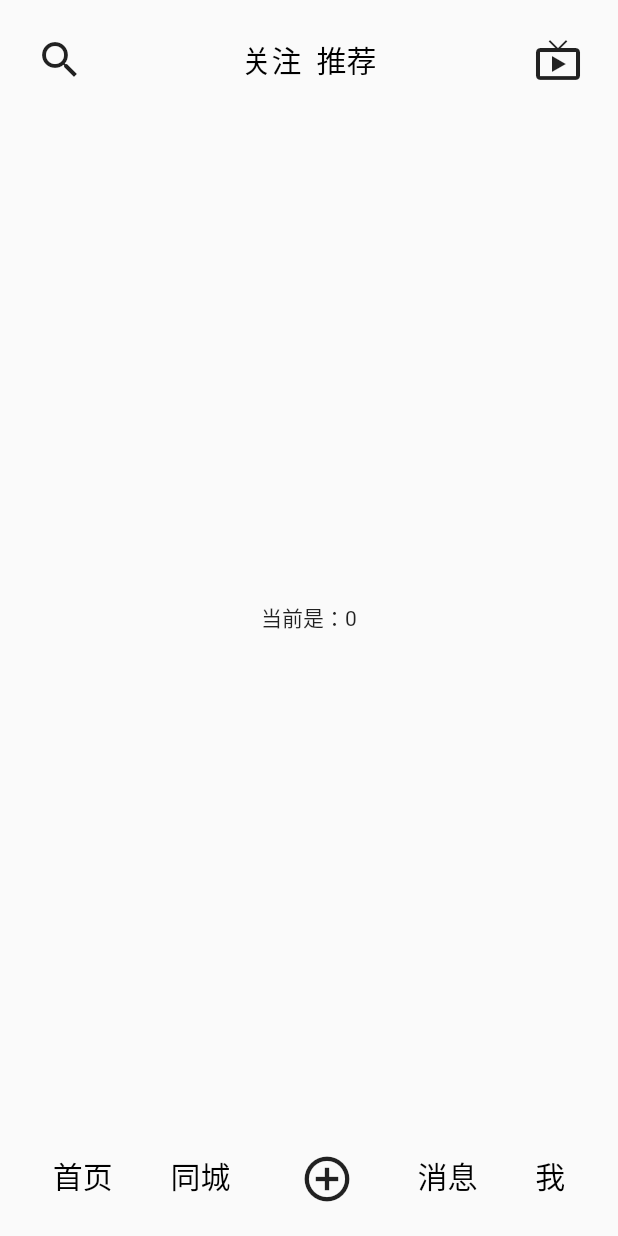
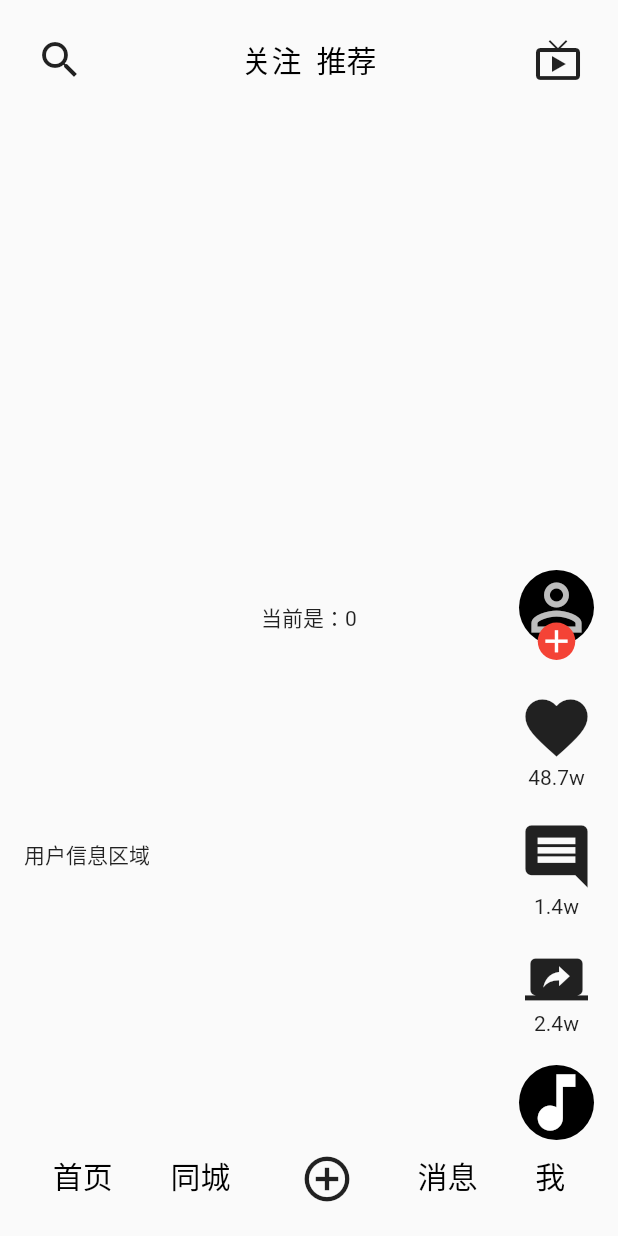
Before and after one commit to gdky005/douyin_home_page_demo, a Flutter app: the screen it shows after launch, on a phone screen of 412 x 824 dp. Run offline on Flutter 3.47's test engine with Material 2 defaults, Android fonts, the phone set to English and light mode, and no system bars.

Commit message:
1. 添加右侧区域。

```diff
--- a/lib/main.dart
+++ b/lib/main.dart
@@ -1,3 +1,4 @@
+import 'package:flutter/cupertino.dart';
 import 'package:flutter/material.dart';
 
 void main() => runApp(MyApp());
@@ -95,7 +96,12 @@ class _MyHomePageState extends State<MyHomePage> {
           mainAxisAlignment: MainAxisAlignment.spaceBetween,
           children: <Widget>[
             _secondTopFloorWidget(),
-            _secondBottomFloorWidget(),
+            Column(
+              children: <Widget>[
+                _secondCenterFloorWidget(),
+                _secondBottomFloorWidget(),
+              ],
+            ),
           ],
         ));
   }
@@ -138,4 +144,77 @@ class _MyHomePageState extends State<MyHomePage> {
       ],
     );
   }
+
+  Widget _secondCenterFloorWidget() {
+    return Row(
+      mainAxisAlignment: MainAxisAlignment.spaceBetween,
+      children: <Widget>[
+        _secondCenterLeftFloorWidget(),
+        _secondCenterRightFloorWidget(),
+      ],
+    );
+  }
+
+  Widget _secondCenterLeftFloorWidget() {
+    return Column(
+      children: <Widget>[
+        Text("用户信息区域"),
+      ],
+    );
+  }
+
+  Widget _secondCenterRightFloorWidget() {
+    return Column(
+      children: <Widget>[
+        Stack(
+          alignment: Alignment.bottomCenter,
+          children: <Widget>[
+            Column(
+              children: <Widget>[
+                Container(
+                  decoration: BoxDecoration(
+                      shape: BoxShape.circle, color: Colors.black),
+                  child: Icon(Icons.person_outline,
+                      size: 50, color: Colors.grey[400]),
+                ),
+                SizedBox(height: 10),
+              ],
+            ),
+            Container(
+              decoration:
+                  BoxDecoration(shape: BoxShape.circle, color: Colors.red),
+              child: Icon(Icons.add, size: 25, color: Colors.white),
+            ),
+          ],
+        ),
+        SizedBox(height: 20),
+        Column(
+          children: <Widget>[
+            Icon(Icons.favorite, size: 50),
+            Text("48.7w"),
+          ],
+        ),
+        SizedBox(height: 20),
+        Column(
+          children: <Widget>[
+            Icon(Icons.comment, size: 50),
+            Text("1.4w"),
+          ],
+        ),
+        SizedBox(height: 20),
+        Column(
+          children: <Widget>[
+            Icon(Icons.screen_share, size: 42),
+            Text("2.4w"),
+          ],
+        ),
+        SizedBox(height: 20),
+        Container(
+          decoration:
+              BoxDecoration(shape: BoxShape.circle, color: Colors.black),
+          child: Icon(Icons.music_note, size: 50, color: Colors.white),
+        )
+      ],
+    );
+  }
 }
```
